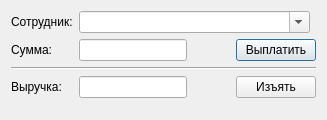
This is RepairCenter/salaries.ui in Feo-d-oR/YARC as Qt 5 draws it before an edit. The edited form follows.
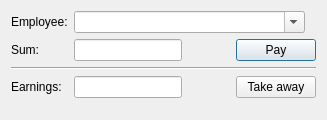
This is the edited form. Icons and pictures are not drawn.

Patch:
```diff
--- a/RepairCenter/salaries.ui
+++ b/RepairCenter/salaries.ui
@@ -21,7 +21,7 @@
    <item row="0" column="0">
     <widget class="QLabel" name="label">
      <property name="text">
-      <string>Сотрудник:</string>
+      <string>Employee:</string>
      </property>
     </widget>
    </item>
@@ -44,7 +44,7 @@
    <item row="1" column="0">
     <widget class="QLabel" name="label_2">
      <property name="text">
-      <string>Сумма:</string>
+      <string>Sum:</string>
      </property>
     </widget>
    </item>
@@ -85,7 +85,7 @@
         </size>
        </property>
        <property name="text">
-        <string>Выплатить</string>
+        <string>Pay</string>
        </property>
        <property name="icon">
         <iconset resource="Icons.qrc">
@@ -105,7 +105,7 @@
    <item row="3" column="0">
     <widget class="QLabel" name="label_3">
      <property name="text">
-      <string>Выручка:</string>
+      <string>Earnings:</string>
      </property>
     </widget>
    </item>
@@ -146,7 +146,7 @@
         </size>
        </property>
        <property name="text">
-        <string>Изъять</string>
+        <string>Take away</string>
        </property>
        <property name="icon">
         <iconset resource="Icons.qrc">
```
Left out of the diff: 2 changed lines with no effect on the pictures.
